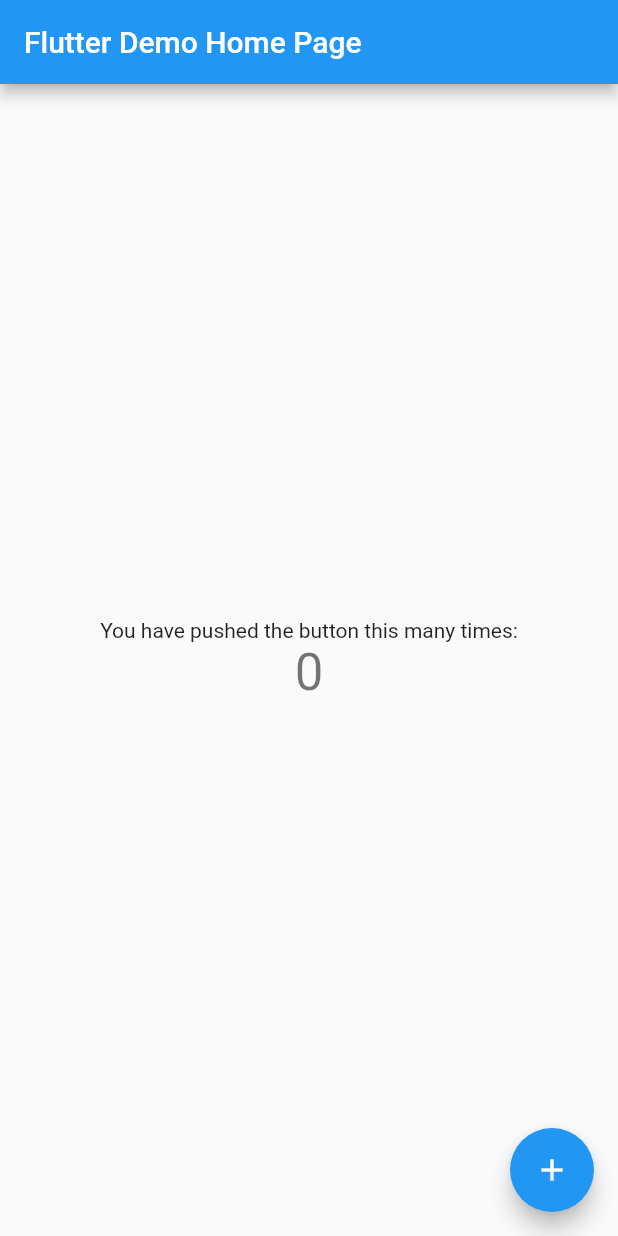
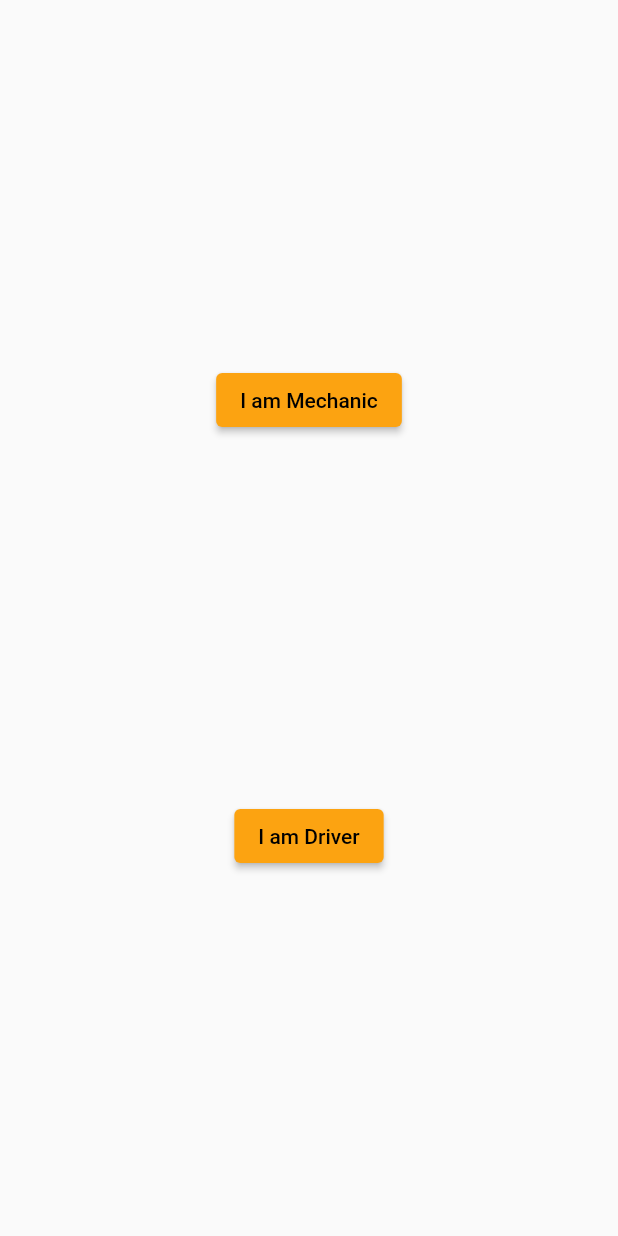
Before and after one commit to rajupotharaju155/getmech-hackathon, a Flutter app: the screen it shows after launch, on a phone screen of 412 x 824 dp. Run offline on Flutter 3.47's test engine with Material 2 defaults, Android fonts, the phone set to English and light mode, and no system bars; our stand-ins replace flutter_spinkit, page_transition.

Commit message:
file strut created

```diff
--- a/lib/main.dart
+++ b/lib/main.dart
@@ -1,4 +1,6 @@
 import 'package:flutter/material.dart';
+import 'package:getmech/ui/wrapper/wrapper.dart';
+import 'package:getmech/utils/constants.dart';
 
 void main() {
   runApp(MyApp());
@@ -11,103 +13,10 @@
     return MaterialApp(
       title: 'Flutter Demo',
       theme: ThemeData(
-        // This is the theme of your application.
-        //
-        // Try running your application with "flutter run". You'll see the
-        // application has a blue toolbar. Then, without quitting the app, try
-        // changing the primarySwatch below to Colors.green and then invoke
-        // "hot reload" (press "r" in the console where you ran "flutter run",
-        // or simply save your changes to "hot reload" in a Flutter IDE).
-        // Notice that the counter didn't reset back to zero; the application
-        // is not restarted.
-        primarySwatch: Colors.blue,
+        primaryColor: primaryColor,
+        primarySwatch: customAppPrimary,
       ),
-      home: MyHomePage(title: 'Flutter Demo Home Page'),
+      home: WrapperPage(),
     );
   }
 }
-
-class MyHomePage extends StatefulWidget {
-  MyHomePage({Key key, this.title}) : super(key: key);
-
-  // This widget is the home page of your application. It is stateful, meaning
-  // that it has a State object (defined below) that contains fields that affect
-  // how it looks.
-
-  // This class is the configuration for the state. It holds the values (in this
-  // case the title) provided by the parent (in this case the App widget) and
-  // used by the build method of the State. Fields in a Widget subclass are
-  // always marked "final".
-
-  final String title;
-
-  @override
-  _MyHomePageState createState() => _MyHomePageState();
-}
-
-class _MyHomePageState extends State<MyHomePage> {
-  int _counter = 0;
-
-  void _incrementCounter() {
-    setState(() {
-      // This call to setState tells the Flutter framework that something has
-      // changed in this State, which causes it to rerun the build method below
-      // so that the display can reflect the updated values. If we changed
-      // _counter without calling setState(), then the build method would not be
-      // called again, and so nothing would appear to happen.
-      _counter++;
-    });
-  }
-
-  @override
-  Widget build(BuildContext context) {
-    // This method is rerun every time setState is called, for instance as done
-    // by the _incrementCounter method above.
-    //
-    // The Flutter framework has been optimized to make rerunning build methods
-    // fast, so that you can just rebuild anything that needs updating rather
-    // than having to individually change instances of widgets.
-    return Scaffold(
-      appBar: AppBar(
-        // Here we take the value from the MyHomePage object that was created by
-        // the App.build method, and use it to set our appbar title.
-        title: Text(widget.title),
-      ),
-      body: Center(
-        // Center is a layout widget. It takes a single child and positions it
-        // in the middle of the parent.
-        child: Column(
-          // Column is also a layout widget. It takes a list of children and
-          // arranges them vertically. By default, it sizes itself to fit its
-          // children horizontally, and tries to be as tall as its parent.
-          //
-          // Invoke "debug painting" (press "p" in the console, choose the
-          // "Toggle Debug Paint" action from the Flutter Inspector in Android
-          // Studio, or the "Toggle Debug Paint" command in Visual Studio Code)
-          // to see the wireframe for each widget.
-          //
-          // Column has various properties to control how it sizes itself and
-          // how it positions its children. Here we use mainAxisAlignment to
-          // center the children vertically; the main axis here is the vertical
-          // axis because Columns are vertical (the cross axis would be
-          // horizontal).
-          mainAxisAlignment: MainAxisAlignment.center,
-          children: <Widget>[
-            Text(
-              'You have pushed the button this many times:',
-            ),
-            Text(
-              '$_counter',
-              style: Theme.of(context).textTheme.headline4,
-            ),
-          ],
-        ),
-      ),
-      floatingActionButton: FloatingActionButton(
-        onPressed: _incrementCounter,
-        tooltip: 'Increment',
-        child: Icon(Icons.add),
-      ), // This trailing comma makes auto-formatting nicer for build methods.
-    );
-  }
-}
--- /dev/null
+++ b/lib/ui/driver/driverMain.dart
@@ -0,0 +1,12 @@
+import 'package:flutter/material.dart';
+
+class DriverMainPage extends StatelessWidget {
+  @override
+  Widget build(BuildContext context) {
+    return Scaffold(
+      appBar: AppBar(
+        title: Text("Driver Page")
+      ),
+    );
+  }
+}
--- /dev/null
+++ b/lib/ui/mechanic/mechanicMain.dart
@@ -0,0 +1,12 @@
+import 'package:flutter/material.dart';
+
+class MechanicMainPage extends StatelessWidget {
+  @override
+  Widget build(BuildContext context) {
+    return Scaffold(
+      appBar: AppBar(
+        title: Text("Mechanic Page")
+      ),
+    );
+  }
+}
--- /dev/null
+++ b/lib/ui/wrapper/wrapper.dart
@@ -0,0 +1,44 @@
+import 'package:flutter/material.dart';
+import 'package:getmech/ui/driver/driverMain.dart';
+import 'package:getmech/ui/mechanic/mechanicMain.dart';
+import 'package:getmech/utils/commonActions.dart';
+
+class WrapperPage extends StatefulWidget {
+
+  @override
+  _WrapperPageState createState() => _WrapperPageState();
+}
+
+class _WrapperPageState extends State<WrapperPage> {
+  void _gotoMechanicPage(){
+    CommonActions.gotoPage(MechanicMainPage(), context);
+  }
+
+  void _gotoDriverPage(){
+    CommonActions.gotoPage(DriverMainPage(), context);
+  }
+
+  @override
+  Widget build(BuildContext context) {
+    return Scaffold(
+      body: Center(
+        child: Column(
+          mainAxisAlignment: MainAxisAlignment.spaceEvenly,
+          children: [
+            Container(
+              child: ElevatedButton(
+                onPressed: _gotoMechanicPage,
+                child: Text("I am Mechanic")),
+            ),
+            Container(
+              child: ElevatedButton(
+                onPressed: _gotoDriverPage,
+                child: Text("I am Driver")),
+            ),
+          ],
+        )
+      ),
+
+    );
+  }
+}
--- a/lib/utils/dialog.dart
+++ b/lib/utils/dialog.dart
@@ -1,6 +1,6 @@
 import 'package:flutter/material.dart';
 import 'package:flutter_spinkit/flutter_spinkit.dart';
-import 'package:getmech/ui/constants.dart';
+import 'package:getmech/utils/constants.dart';
 
 class DialogUtil {
   //   void showLoading(
--- a/pubspec.yaml
+++ b/pubspec.yaml
@@ -23,6 +23,8 @@
 dependencies:
   flutter:
     sdk: flutter
+  flutter_spinkit: ^4.1.0
+  page_transition: ^1.1.7+2
 
 
   # The following adds the Cupertino Icons font to your application.
```
Also changed, not shown: lib/utils/constants.dart (renamed from lib/ui/constants.dart), pubspec.lock.
